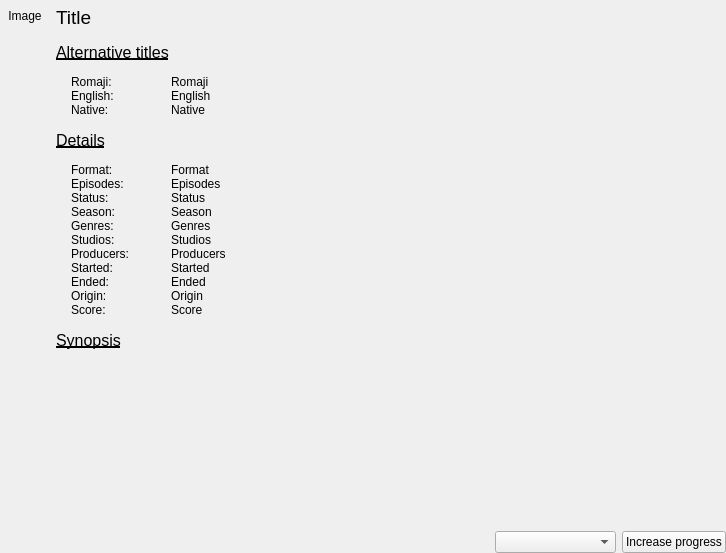
Before: the Qt Designer form src/gui/pages/recognition_now_playing_widget.ui in nisemono0/AniTrack, drawn with Qt 5.
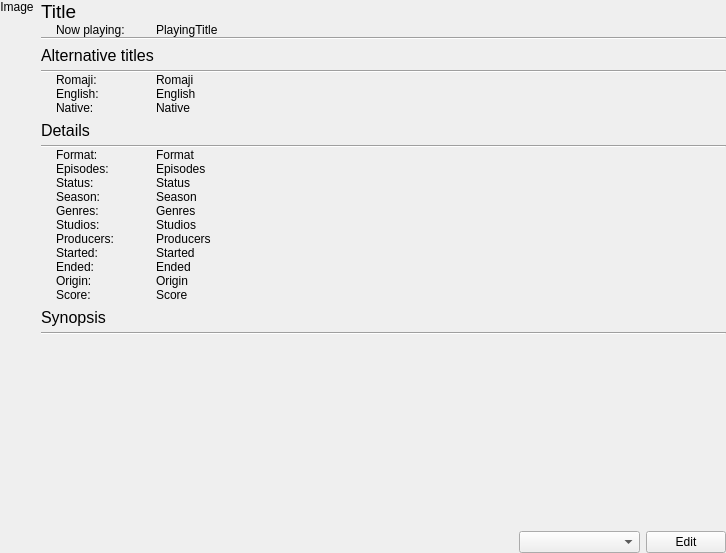
After: the same form once the commit is applied. Custom widgets are drawn as their Qt base class.

Commit message:
feat: add playing pages and connections to them
* also move info edit dialog to mainwindow; this way there's a
  centralized info edit search dialog

The edit to the form file:
```diff
--- a/src/gui/pages/recognition_now_playing_widget.ui
+++ b/src/gui/pages/recognition_now_playing_widget.ui
@@ -31,16 +31,16 @@
      <item>
       <layout class="QVBoxLayout" name="verticalLayout">
        <property name="spacing">
-        <number>8</number>
+        <number>0</number>
        </property>
        <property name="leftMargin">
-        <number>8</number>
+        <number>0</number>
        </property>
        <property name="topMargin">
-        <number>9</number>
+        <number>0</number>
        </property>
        <property name="rightMargin">
-        <number>8</number>
+        <number>1</number>
        </property>
        <property name="bottomMargin">
         <number>0</number>
@@ -66,10 +66,10 @@
      <item>
       <layout class="QVBoxLayout" name="verticalLayout_2">
        <property name="spacing">
-        <number>8</number>
+        <number>0</number>
        </property>
        <property name="topMargin">
-        <number>6</number>
+        <number>0</number>
        </property>
        <item>
         <widget class="QLabel" name="labelTitleHeader">
@@ -89,6 +89,65 @@
          </property>
         </widget>
        </item>
+       <item>
+        <layout class="QGridLayout" name="gridLayout">
+         <property name="leftMargin">
+          <number>15</number>
+         </property>
+         <property name="spacing">
+          <number>0</number>
+         </property>
+         <item row="0" column="0">
+          <widget class="QLabel" name="label_18">
+           <property name="sizePolicy">
+            <sizepolicy hsizetype="Maximum" vsizetype="Maximum">
+             <horstretch>0</horstretch>
+             <verstretch>0</verstretch>
+            </sizepolicy>
+           </property>
+           <property name="minimumSize">
+            <size>
+             <width>100</width>
+             <height>0</height>
+            </size>
+           </property>
+           <property name="font">
+            <font>
+             <pointsize>9</pointsize>
+            </font>
+           </property>
+           <property name="text">
+            <string>Now playing:</string>
+           </property>
+           <property name="wordWrap">
+            <bool>true</bool>
+           </property>
+          </widget>
+         </item>
+         <item row="0" column="1">
+          <widget class="QLabel" name="labelPlayingTitle">
+           <property name="font">
+            <font>
+             <pointsize>9</pointsize>
+            </font>
+           </property>
+           <property name="text">
+            <string>PlayingTitle</string>
+           </property>
+           <property name="wordWrap">
+            <bool>true</bool>
+           </property>
+          </widget>
+         </item>
+        </layout>
+       </item>
+       <item>
+        <widget class="Line" name="line">
+         <property name="orientation">
+          <enum>Qt::Orientation::Horizontal</enum>
+         </property>
+        </widget>
+       </item>
        <item>
         <widget class="QLabel" name="label_13">
          <property name="sizePolicy">
@@ -106,7 +165,7 @@
          <property name="font">
           <font>
            <pointsize>12</pointsize>
-           <underline>true</underline>
+           <underline>false</underline>
           </font>
          </property>
          <property name="text">
@@ -117,6 +176,13 @@
          </property>
         </widget>
        </item>
+       <item>
+        <widget class="Line" name="line_2">
+         <property name="orientation">
+          <enum>Qt::Orientation::Horizontal</enum>
+         </property>
+        </widget>
+       </item>
        <item>
         <layout class="QGridLayout" name="gridLayout_3">
          <property name="sizeConstraint">
@@ -261,7 +327,7 @@
          <property name="font">
           <font>
            <pointsize>12</pointsize>
-           <underline>true</underline>
+           <underline>false</underline>
           </font>
          </property>
          <property name="text">
@@ -272,8 +338,18 @@
          </property>
         </widget>
        </item>
+       <item>
+        <widget class="Line" name="line_3">
+         <property name="orientation">
+          <enum>Qt::Orientation::Horizontal</enum>
+         </property>
+        </widget>
+       </item>
        <item>
         <layout class="QVBoxLayout" name="verticalLayout_5">
+         <property name="spacing">
+          <number>0</number>
+         </property>
          <item>
           <layout class="QGridLayout" name="gridLayout_2">
            <property name="leftMargin">
@@ -791,7 +867,7 @@
            <property name="font">
             <font>
              <pointsize>12</pointsize>
-             <underline>true</underline>
+             <underline>false</underline>
             </font>
            </property>
            <property name="text">
@@ -802,6 +878,13 @@
            </property>
           </widget>
          </item>
+         <item>
+          <widget class="Line" name="line_4">
+           <property name="orientation">
+            <enum>Qt::Orientation::Horizontal</enum>
+           </property>
+          </widget>
+         </item>
          <item>
           <layout class="QGridLayout" name="gridLayout_4">
            <property name="leftMargin">
@@ -874,7 +957,7 @@
         <enum>Qt::FocusPolicy::NoFocus</enum>
        </property>
        <property name="text">
-        <string>Increase progress</string>
+        <string>Edit</string>
        </property>
       </widget>
      </item>
```
Left out of the diff: 2 changed lines with no effect on the pictures. The commit also changes 26 other files.
